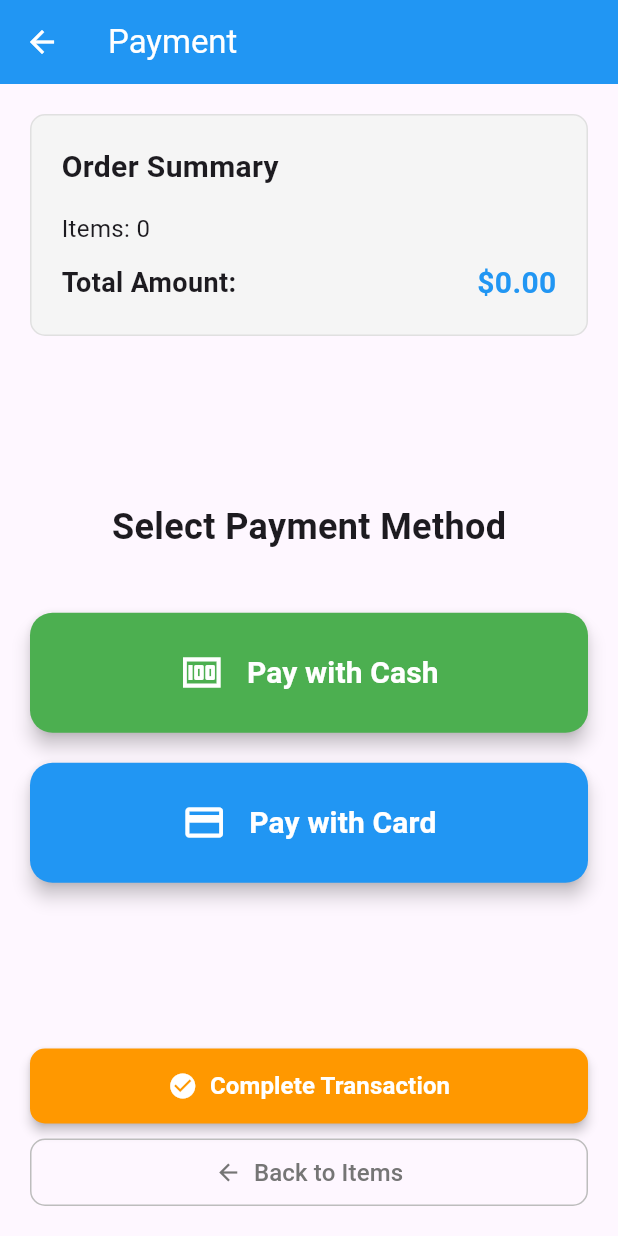
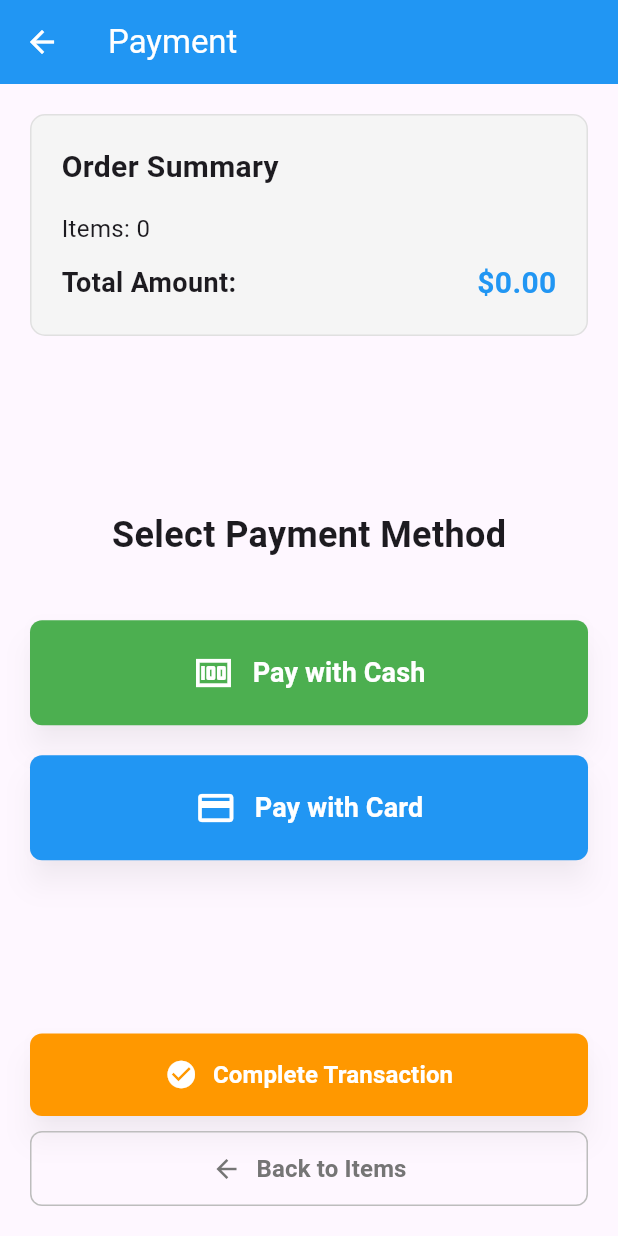
Before and after one commit to ziyafirat/POS_Flutter, a Flutter app: the PaymentPage screen opened directly, on a phone screen of 412 x 824 dp. Run offline on Flutter 3.47's test engine with Material 3 defaults, Android fonts, the phone set to English and light mode, and no system bars; our stand-ins replace get, logger, video_player; missing offline and left inert: grpc, mqtt_client.

Commit message:
Modernize UI: Make buttons square and modern across all screens
- Updated Start Page: Square buttons with modern styling and consistent sizing
- Updated Item Scan Page: Modernized payment and test buttons with better proportions
- Updated Payment Page: Square payment buttons with improved visual hierarchy
- Updated Assistant Page: Reduced button sizes, improved grid layout, and modern styling
- Applied consistent 8px border radius, enhanced shadows, and improved typography
- All buttons now have modern, square appearance with better spacing and proportions

```diff
--- a/lib/views/payment_page.dart
+++ b/lib/views/payment_page.dart
@@ -89,7 +89,7 @@ class PaymentPage extends StatelessWidget {
                   // Cash Payment Button
                   SizedBox(
                     width: double.infinity,
-                    height: 80,
+                    height: 70,
                     child: ElevatedButton(
                       onPressed: () {
                         controller.processPayment('cash');
@@ -98,20 +98,21 @@ class PaymentPage extends StatelessWidget {
                         backgroundColor: Colors.green,
                         foregroundColor: Colors.white,
                         shape: RoundedRectangleBorder(
-                          borderRadius: BorderRadius.circular(15),
+                          borderRadius: BorderRadius.circular(8),
                         ),
-                        elevation: 5,
+                        elevation: 8,
+                        shadowColor: Colors.black26,
                       ),
                       child: const Row(
                         mainAxisAlignment: MainAxisAlignment.center,
                         children: [
-                          Icon(Icons.money, size: 30),
-                          SizedBox(width: 15),
+                          Icon(Icons.money, size: 28),
+                          SizedBox(width: 12),
                           Text(
                             'Pay with Cash',
                             style: TextStyle(
-                              fontSize: 20,
-                              fontWeight: FontWeight.bold,
+                              fontSize: 18,
+                              fontWeight: FontWeight.w600,
                             ),
                           ),
                         ],
@@ -123,7 +124,7 @@ class PaymentPage extends StatelessWidget {
                   // Card Payment Button
                   SizedBox(
                     width: double.infinity,
-                    height: 80,
+                    height: 70,
                     child: ElevatedButton(
                       onPressed: () {
                         controller.processPayment('card');
@@ -132,20 +133,21 @@ class PaymentPage extends StatelessWidget {
                         backgroundColor: Colors.blue,
                         foregroundColor: Colors.white,
                         shape: RoundedRectangleBorder(
-                          borderRadius: BorderRadius.circular(15),
+                          borderRadius: BorderRadius.circular(8),
                         ),
-                        elevation: 5,
+                        elevation: 8,
+                        shadowColor: Colors.black26,
                       ),
                       child: const Row(
                         mainAxisAlignment: MainAxisAlignment.center,
                         children: [
-                          Icon(Icons.credit_card, size: 30),
-                          SizedBox(width: 15),
+                          Icon(Icons.credit_card, size: 28),
+                          SizedBox(width: 12),
                           Text(
                             'Pay with Card',
                             style: TextStyle(
-                              fontSize: 20,
-                              fontWeight: FontWeight.bold,
+                              fontSize: 18,
+                              fontWeight: FontWeight.w600,
                             ),
                           ),
                         ],
@@ -165,7 +167,7 @@ class PaymentPage extends StatelessWidget {
                 // Complete Transaction Button
                 SizedBox(
                   width: double.infinity,
-                  height: 50,
+                  height: 55,
                   child: ElevatedButton(
                     onPressed: () {
                       // This would complete the transaction and go to receipt/printing
@@ -175,18 +177,19 @@ class PaymentPage extends StatelessWidget {
                       backgroundColor: Colors.orange,
                       foregroundColor: Colors.white,
                       shape: RoundedRectangleBorder(
-                        borderRadius: BorderRadius.circular(10),
+                        borderRadius: BorderRadius.circular(8),
                       ),
-                      elevation: 3,
+                      elevation: 8,
+                      shadowColor: Colors.black26,
                     ),
                     child: const Row(
                       mainAxisAlignment: MainAxisAlignment.center,
                       children: [
-                        Icon(Icons.check_circle, size: 20),
-                        SizedBox(width: 8),
+                        Icon(Icons.check_circle, size: 22),
+                        SizedBox(width: 10),
                         Text(
                           'Complete Transaction',
-                          style: TextStyle(fontSize: 16, fontWeight: FontWeight.bold),
+                          style: TextStyle(fontSize: 16, fontWeight: FontWeight.w600),
                         ),
                       ],
                     ),
@@ -196,24 +199,24 @@ class PaymentPage extends StatelessWidget {
                 // Back Button
                 SizedBox(
                   width: double.infinity,
-                  height: 45,
+                  height: 50,
                   child: OutlinedButton(
                     onPressed: () => controller.navigateToItemScan(),
                     style: OutlinedButton.styleFrom(
                       foregroundColor: Colors.grey[600],
                       side: BorderSide(color: Colors.grey[400]!),
                       shape: RoundedRectangleBorder(
-                        borderRadius: BorderRadius.circular(10),
+                        borderRadius: BorderRadius.circular(8),
                       ),
                     ),
                     child: const Row(
                       mainAxisAlignment: MainAxisAlignment.center,
                       children: [
-                        Icon(Icons.arrow_back, size: 18),
-                        SizedBox(width: 8),
+                        Icon(Icons.arrow_back, size: 20),
+                        SizedBox(width: 10),
                         Text(
                           'Back to Items',
-                          style: TextStyle(fontSize: 16),
+                          style: TextStyle(fontSize: 16, fontWeight: FontWeight.w600),
                         ),
                       ],
                     ),
```
Also changed, not shown: lib/views/assistant_page.dart (+13 -8 lines), lib/views/item_scan_page.dart (+10 -9 lines), lib/views/start_page.dart (+36 -24 lines).
